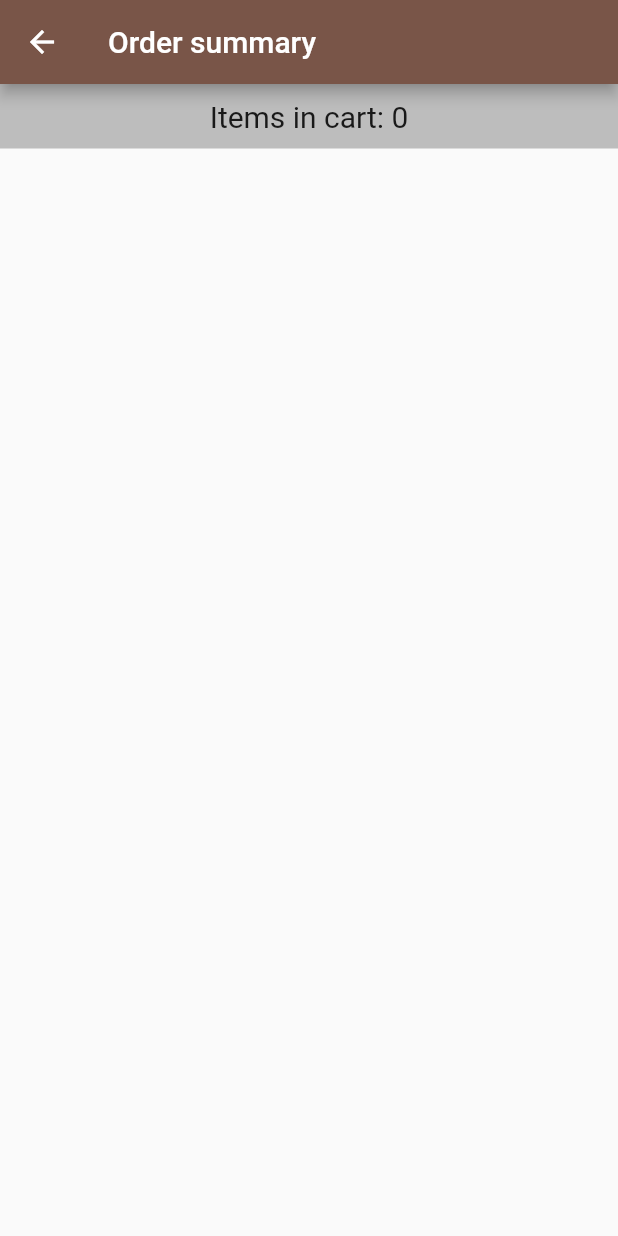
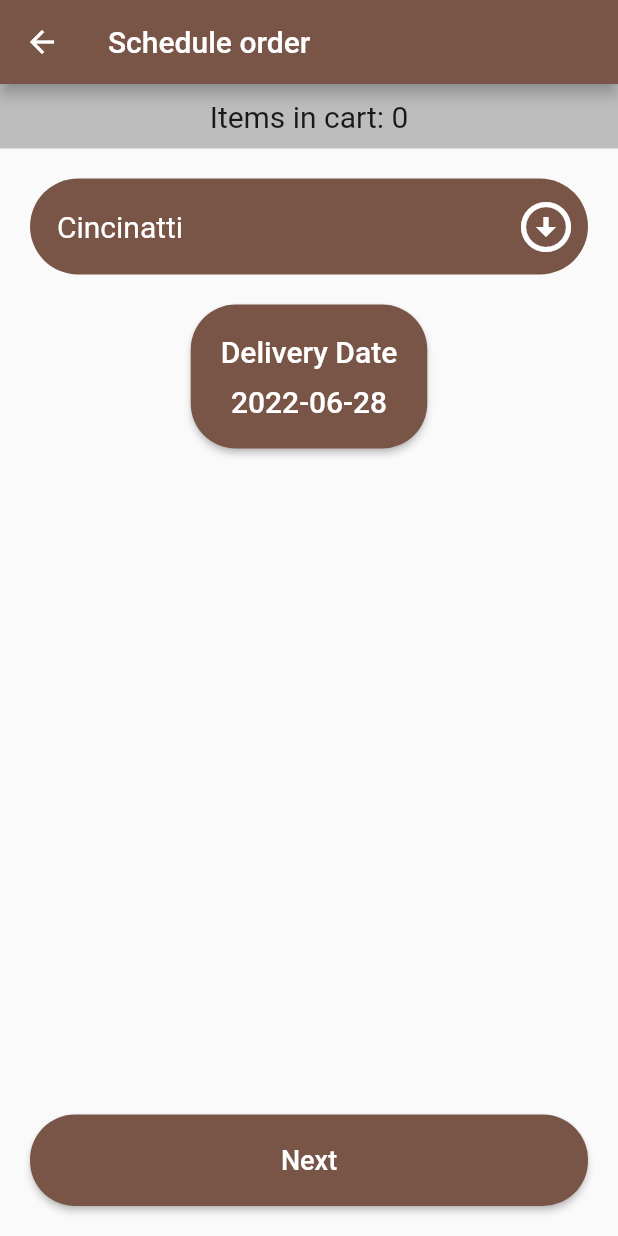
Before and after one commit to Fiiranek/campfire_foods_app, a Flutter app: the screen it shows after launch, after a tap on the "shopping cart" icon, on a phone screen of 412 x 824 dp. Run offline on Flutter 3.47's test engine with Material 2 defaults, Android fonts, the phone set to English and light mode, and no system bars; network calls fail.

Commit message:
added order models

```diff
--- /dev/null
+++ b/lib/components/items_counter_bar.dart
@@ -0,0 +1,16 @@
+import 'package:flutter/material.dart';
+
+class ItemsCounterBar extends StatelessWidget {
+  final int itemsNumber;
+  const ItemsCounterBar({Key? key,required this.itemsNumber}) : super(key: key);
+
+  @override
+  Widget build(BuildContext context) {
+    return Container(
+      width: MediaQuery.of(context).size.width,
+      padding: EdgeInsets.all(10),
+      decoration: BoxDecoration(color: Colors.grey[400]),
+      child: Text("Items in cart: ${itemsNumber.toString()}",textAlign: TextAlign.center,style: TextStyle(fontSize: 20),),
+    );
+  }
+}
--- a/lib/models/order.dart
+++ b/lib/models/order.dart
@@ -4,10 +4,22 @@ import 'package:flutter/cupertino.dart';
 import 'product.dart';
 
 class Order extends ChangeNotifier {
-  List<OrderProduct> orderList = [
-    // new OrderProduct(new Product('rib', 'xyz'), 1),
-    // new OrderProduct(new Product('apple', 'appleid'), 10),
-  ];
+  List<OrderProduct> orderList = [];
+
+  // late OrderSummary orderSummary;
+
+  String orderLocation = "Cincinatti";
+  DateTime orderDate = new DateTime(2020);
+
+  void setOrderLocation(String newOrderLocation){
+    orderLocation = newOrderLocation;
+    notifyListeners();
+  }
+
+  void setOrderDate(DateTime newOrderDate){
+    orderDate =  newOrderDate;
+    notifyListeners();
+  }
 
   void addProductToOrder(Product product, int quantity) {
     bool isProductAlreadyInOrder =
--- /dev/null
+++ b/lib/models/order_summary.dart
@@ -0,0 +1,26 @@
+import 'package:cff_ap/models/order_product.dart';
+import 'package:cff_ap/models/product.dart';
+
+import 'order_product.dart';
+import 'order_product.dart';
+import 'order_product.dart';
+
+class OrderSummary {
+  List<OrderProduct> orderList;
+  String location;
+  DateTime date;
+
+  List<OrderProduct> get getOrderList{
+    return orderList;
+  }
+
+  String get getLocation{
+    return location;
+  }
+
+  DateTime get getDate {
+    return date;
+  }
+
+  OrderSummary(this.orderList, this.location,this.date);
+}
--- a/lib/screens/place_order.dart
+++ b/lib/screens/place_order.dart
@@ -1,7 +1,9 @@
+import 'package:cff_ap/components/items_counter_bar.dart';
 import 'package:cff_ap/models/order.dart';
 import 'package:cff_ap/models/order_product.dart';
 import 'package:cff_ap/models/product.dart';
 import 'package:cff_ap/screens/order_summary.dart';
+import 'package:cff_ap/screens/schedule_order.dart';
 import 'package:flutter/material.dart';
 import 'package:provider/provider.dart';
 
@@ -54,16 +56,42 @@ class _PlaceOrderState extends State<PlaceOrder> {
       return Container(
         child: Column(
           children: [
+            ItemsCounterBar(
+                itemsNumber: order.caulculateTotalOrderItemsNumber()),
             Container(
               padding: EdgeInsets.all(10),
               child: Row(
                 children: [
-                  Expanded(flex: 1,child: IconButton(
+                  Expanded(
+                      flex: 1,
+                      child: IconButton(
+                          onPressed: () {
+                            showDialog(
+                                context: context,
+                                builder: (BuildContext ctx) {
+                                  return AlertDialog(
+                                    title: Text('Delete'),
+                                    content:
+                                        Text('Do you want to clear the order?'),
+                                    actionsAlignment:
+                                        MainAxisAlignment.spaceBetween,
+                                    actions: [
+                                      TextButton(
                                           onPressed: () {
                                             order.clearOrder();
+                                            Navigator.pop(ctx);
                                           },
-                      icon:Icon(Icons.delete)
-                  )),
+                                          child: Text('YES')),
+                                      TextButton(
+                                          onPressed: () {
+                                            Navigator.pop(ctx);
+                                          },
+                                          child: Text('CANCEL'))
+                                    ],
+                                  );
+                                });
+                          },
+                          icon: Icon(Icons.delete))),
                   Expanded(
                     flex: 4,
                     child: TextField(
@@ -76,29 +104,33 @@ class _PlaceOrderState extends State<PlaceOrder> {
                           prefixIcon: Icon(Icons.search),
                           suffixIcon: searchController.text.length > 0
                               ? IconButton(
-                                  onPressed: ()  {
+                                  onPressed: () {
                                     this.setState(() {
                                       products = initialProducts;
                                       searchController.clear();
-
                                     });
-                                    FocusManager.instance.primaryFocus?.unfocus();
-                                  }, icon: Icon(Icons.cancel))
+                                    FocusManager.instance.primaryFocus
+                                        ?.unfocus();
+                                  },
+                                  icon: Icon(Icons.cancel))
                               : null,
                           border: OutlineInputBorder(
                               borderSide:
                                   BorderSide(width: 0, color: Colors.white))),
                     ),
                   ),
-                  Expanded(flex: 1,child: IconButton(
+                  Expanded(
+                      flex: 1,
+                      child: IconButton(
                           onPressed: () {
                             Navigator.push(
-                        context,MaterialPageRoute(builder: (context) => const OrderSummary())
-                      );
+                                // context,MaterialPageRoute(builder: (context) => const OrderSummary())
+                                context,
+                                MaterialPageRoute(
+                                    builder: (context) =>
+                                        const ScheduleOrder()));
                           },
-                    icon:Icon(Icons.shopping_cart)
-                  )),
-
+                          icon: Icon(Icons.shopping_cart))),
                 ],
               ),
             ),
--- /dev/null
+++ b/lib/screens/schedule_order.dart
@@ -0,0 +1,192 @@
+import 'package:cff_ap/components/items_counter_bar.dart';
+import 'package:cff_ap/models/order.dart';
+import 'package:cff_ap/screens/order_summary.dart';
+import 'package:flutter/material.dart';
+import 'package:provider/provider.dart';
+
+import '../styles.dart';
+
+class ScheduleOrder extends StatefulWidget {
+  const ScheduleOrder({Key? key}) : super(key: key);
+
+  @override
+  _ScheduleOrderState createState() => _ScheduleOrderState();
+}
+
+class _ScheduleOrderState extends State<ScheduleOrder> {
+  // List of items in our dropdown menu
+  List<String> items = ['Cincinatti', 'New York', 'Los Angeles', 'Las Vegas'];
+  String dropdownvalue = 'Cincinatti';
+  DateTime selectedDate = DateTime.now();
+
+  Future<void> _selectDate(BuildContext context, Function setOrderDate) async {
+    final DateTime? picked = await showDatePicker(
+        context: context,
+        initialDate: selectedDate,
+        firstDate: DateTime(2015, 8),
+        lastDate: DateTime(2101));
+    if (picked != null && picked != selectedDate) {
+      setState(() {
+        selectedDate = picked;
+      });
+      setOrderDate(selectedDate);
+    }
+  }
+
+  @override
+  Widget build(BuildContext context) {
+    return Consumer<Order>(builder: (context, order, child) {
+      return Scaffold(
+          appBar: AppBar(
+            title: Text("Schedule order"),
+          ),
+          body: Consumer<Order>(builder: (context, order, child) {
+            return Container(
+              child: Column(
+                crossAxisAlignment: CrossAxisAlignment.center,
+                mainAxisAlignment: MainAxisAlignment.spaceBetween,
+                children: [
+                  Column(
+                    children: [
+                      ItemsCounterBar(
+                          itemsNumber: order.caulculateTotalOrderItemsNumber()),
+                      Padding(
+                        padding: EdgeInsets.all(20),
+                        child: DecoratedBox(
+                          decoration: BoxDecoration(
+                            color: Theme
+                                .of(context)
+                                .primaryColor,
+                            //background color of dropdown button
+                            // border: Border.all(color: Colors.black38, width:3), //border of dropdown button
+                            borderRadius: BorderRadius.circular(
+                                50), //border raiuds of dropdown button
+                            // boxShadow: <BoxShadow>[ //apply shadow on Dropdown button
+                            // BoxShadow(
+                            // color: Color.fromRGBO(0, 0, 0, 0.57), //shadow for button
+                            // blurRadius: 5) //blur radius of shadow
+                            // ]
+                          ),
+                          child: Padding(
+                            padding: const EdgeInsets.all(8.0),
+                            child: DropdownButton(
+                              // Initial Value
+                              value: dropdownvalue,
+
+                              // Array list of items
+                              items: items.map((String items) {
+                                return DropdownMenuItem(
+                                  value: items,
+                                  child: Padding(
+                                    padding: const EdgeInsets.symmetric(
+                                        horizontal: 10, vertical: 5),
+                                    child: Text(
+                                      items,
+                                      style: TextStyle(color: Colors.white),
+                                    ),
+                                  ),
+                                );
+                              }).toList(),
+                              // After selecting the desired option,it will
+                              // change button value to selected value
+                              onChanged: (String? newValue) {
+                                setState(() {
+                                  dropdownvalue = newValue!;
+
+                                });
+                                order.setOrderLocation(newValue!);
+                              },
+
+                              icon: Icon(
+                                Icons.arrow_circle_down_sharp,
+                                size: 40,
+                              ),
+                              iconEnabledColor: Colors.white,
+                              //Icon color
+                              style: TextStyle(
+                                //te
+                                  color: Colors.white, //Font color
+                                  fontSize: 20 //font size on dropdown button
+                              ),
+
+                              dropdownColor: Theme
+                                  .of(context)
+                                  .primaryColor,
+                              //dropdown background color
+                              underline: Container(),
+                              //remove underline
+                              isExpanded: true, //make true to make width 100%
+                            ),
+                          ),
+                        ),
+                      ),
+                      Row(
+                        mainAxisAlignment: MainAxisAlignment.center,
+                        children: [
+                          ElevatedButton(
+                              style: btnStyle,
+                              onPressed: () {
+
+                                _selectDate(context,order.setOrderDate);
+
+                          },
+                              child: Column(
+                                children: [
+                                  Text('Delivery Date',
+                                      style: TextStyle(
+                                        //te
+                                          color: Colors.white, //Font color
+                                          fontSize:
+                                          20 //font size on dropdown button
+                                      )),
+                                  SizedBox(
+                                    height: 10,
+                                  ),
+                                  Text(
+                                      "${selectedDate.toLocal()}".split(' ')[0],
+                                      style: TextStyle(
+                                        //te
+                                          color: Colors.white, //Font color
+                                          fontSize:
+                                          20 //font size on dropdown button
+                                      )),
+                                ],
+                              )),
+                        ],
+                      )
+                    ],
+                  ),
+                  Padding(
+                    padding: const EdgeInsets.all(20),
+                    child: Column(
+                      children: [
+                        SizedBox(
+                          width: MediaQuery
+                              .of(context)
+                              .size
+                              .width,
+                          child: ElevatedButton(
+                              onPressed: () =>
+                              {
+                                Navigator.push(
+                                    context,
+                                    MaterialPageRoute(
+                                        builder: (context) =>
+                                        const OrderSummary()))
+                              },
+                              child: Text(
+                                'Next',
+                                style: TextStyle(fontSize: 18),
+                              ),
+                              style: btnStyle),
+                        ),
+                      ],
+                    ),
+                  )
+                ],
+              ),
+            );
+          }));
+    });
+  }
+}
--- /dev/null
+++ b/lib/styles.dart
@@ -0,0 +1,14 @@
+import 'package:flutter/material.dart';
+
+ButtonStyle btnStyle = ButtonStyle(
+  padding: MaterialStateProperty.all<EdgeInsets>(
+      EdgeInsets.all(20)
+  ),
+  shape: MaterialStateProperty.all<RoundedRectangleBorder>(
+
+    RoundedRectangleBorder(
+      borderRadius: BorderRadius.circular(30.0),
+
+    ),
+  ),
+);
--- a/pubspec.yaml
+++ b/pubspec.yaml
@@ -37,6 +37,7 @@ dependencies:
   flutter_bloc: ^8.0.1
   flutter_redux: ^0.10.0
   provider: ^6.0.3
+  intl: ^0.17.0
 
 dev_dependencies:
   flutter_test:
```
Also changed, not shown: lib/models/user.dart (+15 -1 lines), lib/screens/login.dart (+2 -15 lines), lib/screens/order_summary.dart (+52 -5 lines). Lines whose indentation alone changed are shown as unchanged.
